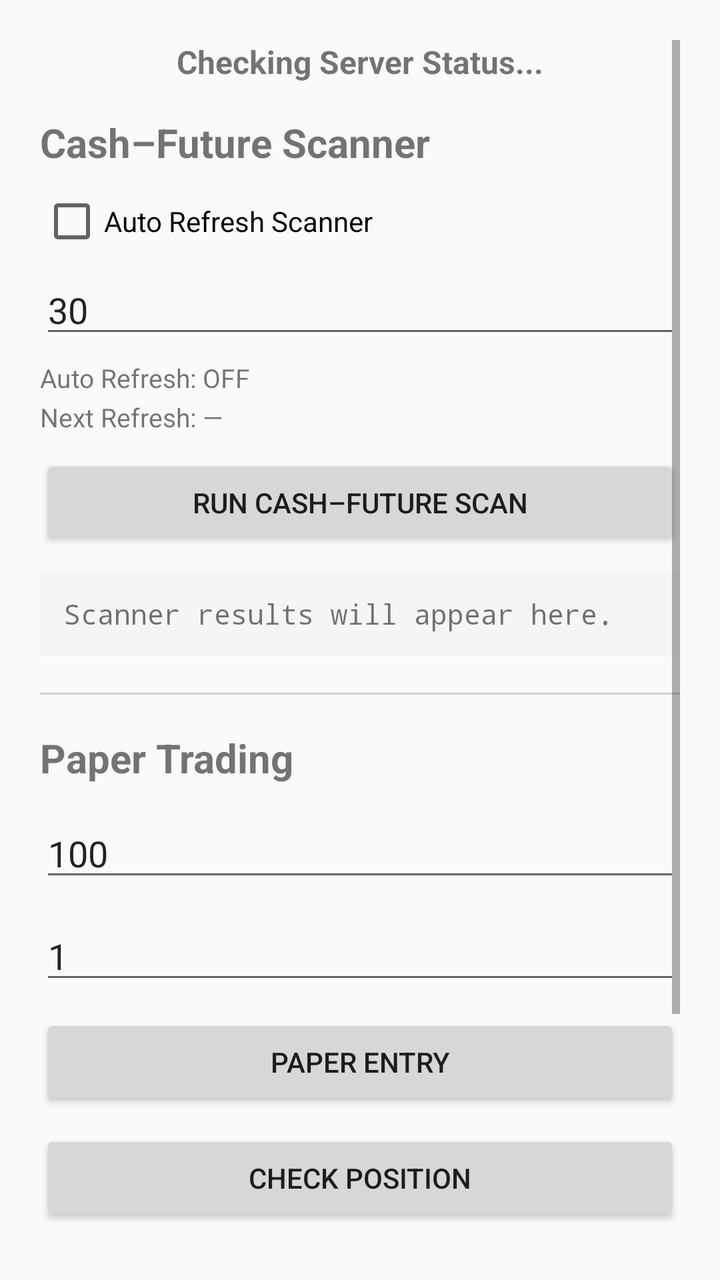
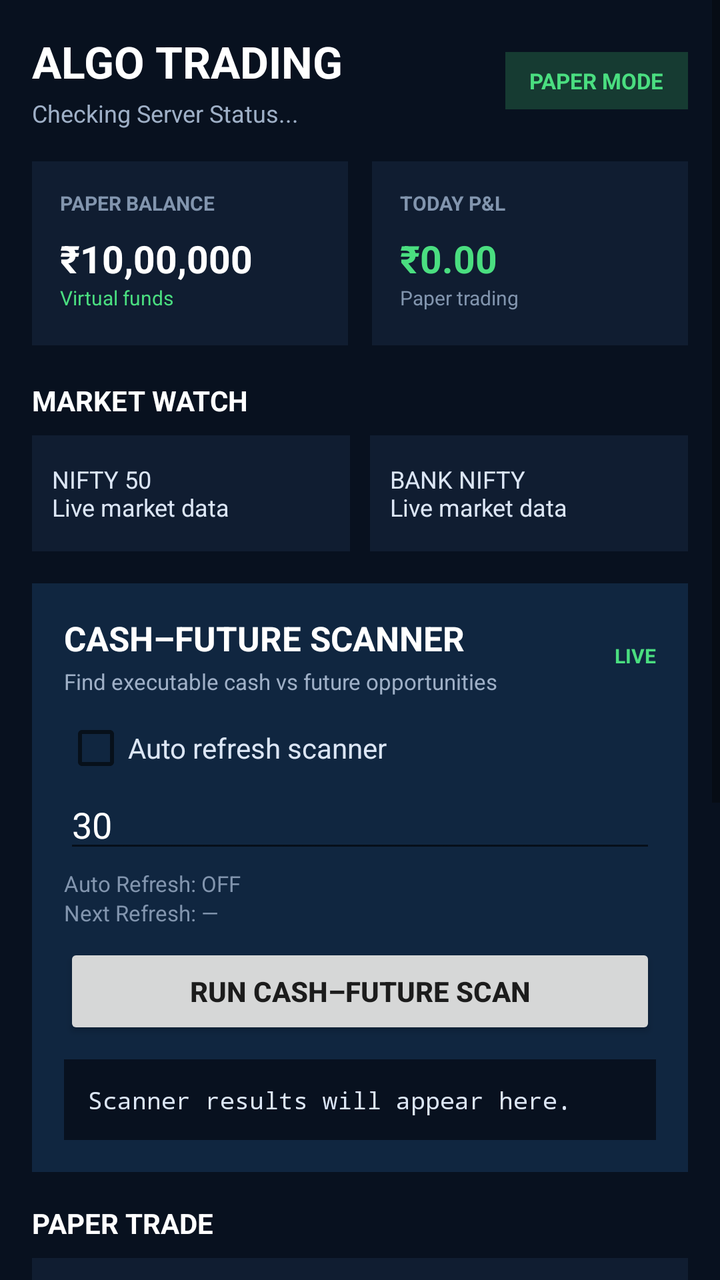

Before-and-after screenshots of an Android layout around one commit, followed by the original layout XML and the change that was made.
<!-- AndroidManifest.xml: application theme Theme.AppCompat.DayNight.DarkActionBar -->
<!-- res/layout/activity_main.xml -->
<?xml version="1.0" encoding="utf-8"?>
<ScrollView xmlns:android="http://schemas.android.com/apk/res/android" android:layout_width="match_parent" android:layout_height="match_parent" android:padding="20dp">
    <LinearLayout android:layout_width="match_parent" android:layout_height="wrap_content" android:orientation="vertical">
        <TextView android:id="@+id/tvStatus" android:layout_width="match_parent" android:layout_height="wrap_content" android:text="Checking Server Status..." android:textSize="16sp" android:textStyle="bold" android:gravity="center" android:paddingBottom="16dp" />
        <TextView android:layout_width="match_parent" android:layout_height="wrap_content" android:text="Cash–Future Scanner" android:textSize="20sp" android:textStyle="bold" android:paddingBottom="10dp" />
        <CheckBox android:id="@+id/cbScannerAutoRefresh" android:layout_width="match_parent" android:layout_height="wrap_content" android:text="Auto Refresh Scanner" android:layout_marginBottom="6dp" />
        <EditText android:id="@+id/etScannerRefreshSeconds" android:layout_width="match_parent" android:layout_height="wrap_content" android:hint="Refresh seconds (10–300)" android:inputType="number" android:text="30" android:layout_marginBottom="6dp" />
        <TextView android:id="@+id/tvScannerAutoRefreshStatus" android:layout_width="match_parent" android:layout_height="wrap_content" android:text="Auto Refresh: OFF" android:textSize="13sp" android:layout_marginBottom="2dp" />
        <TextView android:id="@+id/tvScannerNextRefresh" android:layout_width="match_parent" android:layout_height="wrap_content" android:text="Next Refresh: —" android:textSize="13sp" android:layout_marginBottom="10dp" />
        <Button android:id="@+id/btnRunScanner" android:layout_width="match_parent" android:layout_height="wrap_content" android:text="RUN CASH–FUTURE SCAN" android:layout_marginBottom="10dp" />
        <TextView android:id="@+id/tvScannerResult" android:layout_width="match_parent" android:layout_height="wrap_content" android:text="Scanner results will appear here." android:textSize="14sp" android:fontFamily="monospace" android:textIsSelectable="true" android:background="#F5F5F5" android:padding="12dp" android:layout_marginBottom="18dp" />
        <View android:layout_width="match_parent" android:layout_height="1dp" android:background="#D0D0D0" android:layout_marginBottom="18dp" />
        <TextView android:layout_width="match_parent" android:layout_height="wrap_content" android:text="Paper Trading" android:textSize="20sp" android:textStyle="bold" android:paddingBottom="12dp" />
        <EditText android:id="@+id/etEntryPrice" android:layout_width="match_parent" android:layout_height="wrap_content" android:hint="Entry Price" android:inputType="numberDecimal" android:text="100" android:layout_marginBottom="10dp" />
        <EditText android:id="@+id/etQuantity" android:layout_width="match_parent" android:layout_height="wrap_content" android:hint="Quantity" android:inputType="numberDecimal" android:text="1" android:layout_marginBottom="10dp" />
        <Button android:id="@+id/btnPaperEntry" android:layout_width="match_parent" android:layout_height="wrap_content" android:text="PAPER ENTRY" android:layout_marginBottom="10dp" />
        <Button android:id="@+id/btnPaperPosition" android:layout_width="match_parent" android:layout_height="wrap_content" android:text="CHECK POSITION" android:layout_marginBottom="16dp" />
        <EditText android:id="@+id/etExitPrice" android:layout_width="match_parent" android:layout_height="wrap_content" android:hint="Exit Price" android:inputType="numberDecimal" android:text="103.5" android:layout_marginBottom="10dp" />
        <Button android:id="@+id/btnPaperExit" android:layout_width="match_parent" android:layout_height="wrap_content" android:text="PAPER EXIT" android:layout_marginBottom="16dp" />
        <TextView android:id="@+id/tvPaperResult" android:layout_width="match_parent" android:layout_height="wrap_content" android:text="Paper trading status will appear here." android:textSize="15sp" android:background="#F5F5F5" android:padding="12dp" />
    </LinearLayout>
</ScrollView>
<!-- resources referenced by this layout -->
<resources>

</resources>

<!-- the commit's change to res/layout/activity_main.xml (unified diff, before → after) -->
@@ -1,22 +1,125 @@
 <?xml version="1.0" encoding="utf-8"?>
-<ScrollView xmlns:android="http://schemas.android.com/apk/res/android" android:layout_width="match_parent" android:layout_height="match_parent" android:padding="20dp">
-    <LinearLayout android:layout_width="match_parent" android:layout_height="wrap_content" android:orientation="vertical">
-        <TextView android:id="@+id/tvStatus" android:layout_width="match_parent" android:layout_height="wrap_content" android:text="Checking Server Status..." android:textSize="16sp" android:textStyle="bold" android:gravity="center" android:paddingBottom="16dp" />
-        <TextView android:layout_width="match_parent" android:layout_height="wrap_content" android:text="Cash–Future Scanner" android:textSize="20sp" android:textStyle="bold" android:paddingBottom="10dp" />
-        <CheckBox android:id="@+id/cbScannerAutoRefresh" android:layout_width="match_parent" android:layout_height="wrap_content" android:text="Auto Refresh Scanner" android:layout_marginBottom="6dp" />
-        <EditText android:id="@+id/etScannerRefreshSeconds" android:layout_width="match_parent" android:layout_height="wrap_content" android:hint="Refresh seconds (10–300)" android:inputType="number" android:text="30" android:layout_marginBottom="6dp" />
-        <TextView android:id="@+id/tvScannerAutoRefreshStatus" android:layout_width="match_parent" android:layout_height="wrap_content" android:text="Auto Refresh: OFF" android:textSize="13sp" android:layout_marginBottom="2dp" />
-        <TextView android:id="@+id/tvScannerNextRefresh" android:layout_width="match_parent" android:layout_height="wrap_content" android:text="Next Refresh: —" android:textSize="13sp" android:layout_marginBottom="10dp" />
-        <Button android:id="@+id/btnRunScanner" android:layout_width="match_parent" android:layout_height="wrap_content" android:text="RUN CASH–FUTURE SCAN" android:layout_marginBottom="10dp" />
-        <TextView android:id="@+id/tvScannerResult" android:layout_width="match_parent" android:layout_height="wrap_content" android:text="Scanner results will appear here." android:textSize="14sp" android:fontFamily="monospace" android:textIsSelectable="true" android:background="#F5F5F5" android:padding="12dp" android:layout_marginBottom="18dp" />
-        <View android:layout_width="match_parent" android:layout_height="1dp" android:background="#D0D0D0" android:layout_marginBottom="18dp" />
-        <TextView android:layout_width="match_parent" android:layout_height="wrap_content" android:text="Paper Trading" android:textSize="20sp" android:textStyle="bold" android:paddingBottom="12dp" />
-        <EditText android:id="@+id/etEntryPrice" android:layout_width="match_parent" android:layout_height="wrap_content" android:hint="Entry Price" android:inputType="numberDecimal" android:text="100" android:layout_marginBottom="10dp" />
-        <EditText android:id="@+id/etQuantity" android:layout_width="match_parent" android:layout_height="wrap_content" android:hint="Quantity" android:inputType="numberDecimal" android:text="1" android:layout_marginBottom="10dp" />
-        <Button android:id="@+id/btnPaperEntry" android:layout_width="match_parent" android:layout_height="wrap_content" android:text="PAPER ENTRY" android:layout_marginBottom="10dp" />
-        <Button android:id="@+id/btnPaperPosition" android:layout_width="match_parent" android:layout_height="wrap_content" android:text="CHECK POSITION" android:layout_marginBottom="16dp" />
-        <EditText android:id="@+id/etExitPrice" android:layout_width="match_parent" android:layout_height="wrap_content" android:hint="Exit Price" android:inputType="numberDecimal" android:text="103.5" android:layout_marginBottom="10dp" />
-        <Button android:id="@+id/btnPaperExit" android:layout_width="match_parent" android:layout_height="wrap_content" android:text="PAPER EXIT" android:layout_marginBottom="16dp" />
-        <TextView android:id="@+id/tvPaperResult" android:layout_width="match_parent" android:layout_height="wrap_content" android:text="Paper trading status will appear here." android:textSize="15sp" android:background="#F5F5F5" android:padding="12dp" />
+<ScrollView xmlns:android="http://schemas.android.com/apk/res/android"
+    android:layout_width="match_parent"
+    android:layout_height="match_parent"
+    android:background="#08111F"
+    android:fillViewport="true">
+
+    <LinearLayout
+        android:layout_width="match_parent"
+        android:layout_height="wrap_content"
+        android:orientation="vertical"
+        android:padding="16dp">
+
+        <LinearLayout
+            android:layout_width="match_parent"
+            android:layout_height="wrap_content"
+            android:gravity="center_vertical"
+            android:paddingBottom="16dp">
+            <LinearLayout
+                android:layout_width="0dp"
+                android:layout_height="wrap_content"
+                android:layout_weight="1"
+                android:orientation="vertical">
+                <TextView
+                    android:layout_width="wrap_content"
+                    android:layout_height="wrap_content"
+                    android:text="ALGO TRADING"
+                    android:textColor="#FFFFFF"
+                    android:textSize="22sp"
+                    android:textStyle="bold" />
+                <TextView
+                    android:id="@+id/tvStatus"
+                    android:layout_width="wrap_content"
+                    android:layout_height="wrap_content"
+                    android:layout_marginTop="3dp"
+                    android:text="Checking Server Status..."
+                    android:textColor="#9FB0C7"
+                    android:textSize="12sp" />
+            </LinearLayout>
+            <TextView
+                android:layout_width="wrap_content"
+                android:layout_height="wrap_content"
+                android:background="#163B32"
+                android:paddingLeft="12dp"
+                android:paddingTop="7dp"
+                android:paddingRight="12dp"
+                android:paddingBottom="7dp"
+                android:text="PAPER MODE"
+                android:textColor="#4ADE80"
+                android:textSize="11sp"
+                android:textStyle="bold" />
+        </LinearLayout>
+
+        <LinearLayout
+            android:layout_width="match_parent"
+            android:layout_height="wrap_content"
+            android:orientation="horizontal"
+            android:layout_marginBottom="12dp">
+            <LinearLayout
+                android:layout_width="0dp"
+                android:layout_height="92dp"
+                android:layout_weight="1"
+                android:layout_marginEnd="6dp"
+                android:background="#101D31"
+                android:orientation="vertical"
+                android:padding="14dp">
+                <TextView android:layout_width="wrap_content" android:layout_height="wrap_content" android:text="PAPER BALANCE" android:textColor="#8295AE" android:textSize="10sp" android:textStyle="bold" />
+                <TextView android:layout_width="wrap_content" android:layout_height="wrap_content" android:layout_marginTop="8dp" android:text="₹10,00,000" android:textColor="#FFFFFF" android:textSize="19sp" android:textStyle="bold" />
+                <TextView android:layout_width="wrap_content" android:layout_height="wrap_content" android:text="Virtual funds" android:textColor="#4ADE80" android:textSize="10sp" />
+            </LinearLayout>
+            <LinearLayout
+                android:layout_width="0dp"
+                android:layout_height="92dp"
+                android:layout_weight="1"
+                android:layout_marginStart="6dp"
+                android:background="#101D31"
+                android:orientation="vertical"
+                android:padding="14dp">
+                <TextView android:layout_width="wrap_content" android:layout_height="wrap_content" android:text="TODAY P&amp;L" android:textColor="#8295AE" android:textSize="10sp" android:textStyle="bold" />
+                <TextView android:id="@+id/tvPaperResult" android:layout_width="match_parent" android:layout_height="wrap_content" android:layout_marginTop="8dp" android:text="₹0.00" android:textColor="#4ADE80" android:textSize="19sp" android:textStyle="bold" />
+                <TextView android:layout_width="wrap_content" android:layout_height="wrap_content" android:text="Paper trading" android:textColor="#8295AE" android:textSize="10sp" />
+            </LinearLayout>
+        </LinearLayout>
+
+        <TextView android:layout_width="wrap_content" android:layout_height="wrap_content" android:text="MARKET WATCH" android:textColor="#FFFFFF" android:textSize="14sp" android:textStyle="bold" android:layout_marginTop="6dp" android:layout_marginBottom="8dp" />
+        <LinearLayout android:layout_width="match_parent" android:layout_height="wrap_content" android:orientation="horizontal" android:layout_marginBottom="16dp">
+            <TextView android:layout_width="0dp" android:layout_height="58dp" android:layout_weight="1" android:layout_marginEnd="5dp" android:background="#101D31" android:gravity="center_vertical" android:padding="10dp" android:text="NIFTY 50\nLive market data" android:textColor="#DCE6F5" android:textSize="12sp" />
+            <TextView android:layout_width="0dp" android:layout_height="58dp" android:layout_weight="1" android:layout_marginStart="5dp" android:background="#101D31" android:gravity="center_vertical" android:padding="10dp" android:text="BANK NIFTY\nLive market data" android:textColor="#DCE6F5" android:textSize="12sp" />
+        </LinearLayout>
+
+        <LinearLayout android:layout_width="match_parent" android:layout_height="wrap_content" android:background="#102640" android:orientation="vertical" android:padding="16dp" android:layout_marginBottom="16dp">
+            <LinearLayout android:layout_width="match_parent" android:layout_height="wrap_content" android:gravity="center_vertical">
+                <LinearLayout android:layout_width="0dp" android:layout_height="wrap_content" android:layout_weight="1" android:orientation="vertical">
+                    <TextView android:layout_width="wrap_content" android:layout_height="wrap_content" android:text="CASH–FUTURE SCANNER" android:textColor="#FFFFFF" android:textSize="17sp" android:textStyle="bold" />
+                    <TextView android:layout_width="wrap_content" android:layout_height="wrap_content" android:layout_marginTop="3dp" android:text="Find executable cash vs future opportunities" android:textColor="#9FB0C7" android:textSize="11sp" />
+                </LinearLayout>
+                <TextView android:layout_width="wrap_content" android:layout_height="wrap_content" android:text="LIVE" android:textColor="#4ADE80" android:textSize="10sp" android:textStyle="bold" />
+            </LinearLayout>
+            <CheckBox android:id="@+id/cbScannerAutoRefresh" android:layout_width="match_parent" android:layout_height="wrap_content" android:layout_marginTop="10dp" android:text="Auto refresh scanner" android:textColor="#DCE6F5" />
+            <EditText android:id="@+id/etScannerRefreshSeconds" android:layout_width="match_parent" android:layout_height="wrap_content" android:hint="Refresh seconds (10–300)" android:inputType="number" android:text="30" android:textColor="#FFFFFF" android:textColorHint="#8295AE" android:layout_marginBottom="3dp" />
+            <TextView android:id="@+id/tvScannerAutoRefreshStatus" android:layout_width="match_parent" android:layout_height="wrap_content" android:text="Auto Refresh: OFF" android:textColor="#8295AE" android:textSize="11sp" />
+            <TextView android:id="@+id/tvScannerNextRefresh" android:layout_width="match_parent" android:layout_height="wrap_content" android:text="Next Refresh: —" android:textColor="#8295AE" android:textSize="11sp" android:layout_marginBottom="8dp" />
+            <Button android:id="@+id/btnRunScanner" android:layout_width="match_parent" android:layout_height="48dp" android:text="RUN CASH–FUTURE SCAN" android:textStyle="bold" />
+            <TextView android:id="@+id/tvScannerResult" android:layout_width="match_parent" android:layout_height="wrap_content" android:text="Scanner results will appear here." android:textSize="12sp" android:textColor="#DCE6F5" android:fontFamily="monospace" android:textIsSelectable="true" android:background="#08111F" android:padding="12dp" android:layout_marginTop="10dp" />
+        </LinearLayout>
+
+        <TextView android:layout_width="wrap_content" android:layout_height="wrap_content" android:text="PAPER TRADE" android:textColor="#FFFFFF" android:textSize="14sp" android:textStyle="bold" android:layout_marginBottom="8dp" />
+        <LinearLayout android:layout_width="match_parent" android:layout_height="wrap_content" android:background="#101D31" android:orientation="vertical" android:padding="16dp">
+            <TextView android:layout_width="wrap_content" android:layout_height="wrap_content" android:text="Quick trade simulator" android:textColor="#9FB0C7" android:textSize="11sp" android:layout_marginBottom="8dp" />
+            <EditText android:id="@+id/etEntryPrice" android:layout_width="match_parent" android:layout_height="wrap_content" android:hint="Entry Price" android:inputType="numberDecimal" android:text="100" android:textColor="#FFFFFF" android:textColorHint="#8295AE" />
+            <EditText android:id="@+id/etQuantity" android:layout_width="match_parent" android:layout_height="wrap_content" android:hint="Quantity" android:inputType="numberDecimal" android:text="1" android:textColor="#FFFFFF" android:textColorHint="#8295AE" />
+            <Button android:id="@+id/btnPaperEntry" android:layout_width="match_parent" android:layout_height="46dp" android:text="PAPER ENTRY" android:textStyle="bold" android:layout_marginTop="4dp" />
+            <Button android:id="@+id/btnPaperPosition" android:layout_width="match_parent" android:layout_height="46dp" android:text="CHECK POSITION" android:layout_marginTop="6dp" />
+            <EditText android:id="@+id/etExitPrice" android:layout_width="match_parent" android:layout_height="wrap_content" android:hint="Exit Price" android:inputType="numberDecimal" android:text="103.5" android:textColor="#FFFFFF" android:textColorHint="#8295AE" android:layout_marginTop="4dp" />
+            <Button android:id="@+id/btnPaperExit" android:layout_width="match_parent" android:layout_height="46dp" android:text="PAPER EXIT" android:textStyle="bold" android:layout_marginTop="4dp" />
+        </LinearLayout>
+
+        <LinearLayout android:layout_width="match_parent" android:layout_height="wrap_content" android:orientation="horizontal" android:gravity="center" android:paddingTop="18dp" android:paddingBottom="8dp">
+            <TextView android:layout_width="0dp" android:layout_height="wrap_content" android:layout_weight="1" android:gravity="center" android:text="Dashboard" android:textColor="#4F9CF9" android:textSize="11sp" android:textStyle="bold" />
+            <TextView android:layout_width="0dp" android:layout_height="wrap_content" android:layout_weight="1" android:gravity="center" android:text="Scanner" android:textColor="#8295AE" android:textSize="11sp" />
+            <TextView android:layout_width="0dp" android:layout_height="wrap_content" android:layout_weight="1" android:gravity="center" android:text="Orders" android:textColor="#8295AE" android:textSize="11sp" />
+            <TextView android:layout_width="0dp" android:layout_height="wrap_content" android:layout_weight="1" android:gravity="center" android:text="Settings" android:textColor="#8295AE" android:textSize="11sp" />
+        </LinearLayout>
     </LinearLayout>
 </ScrollView>
